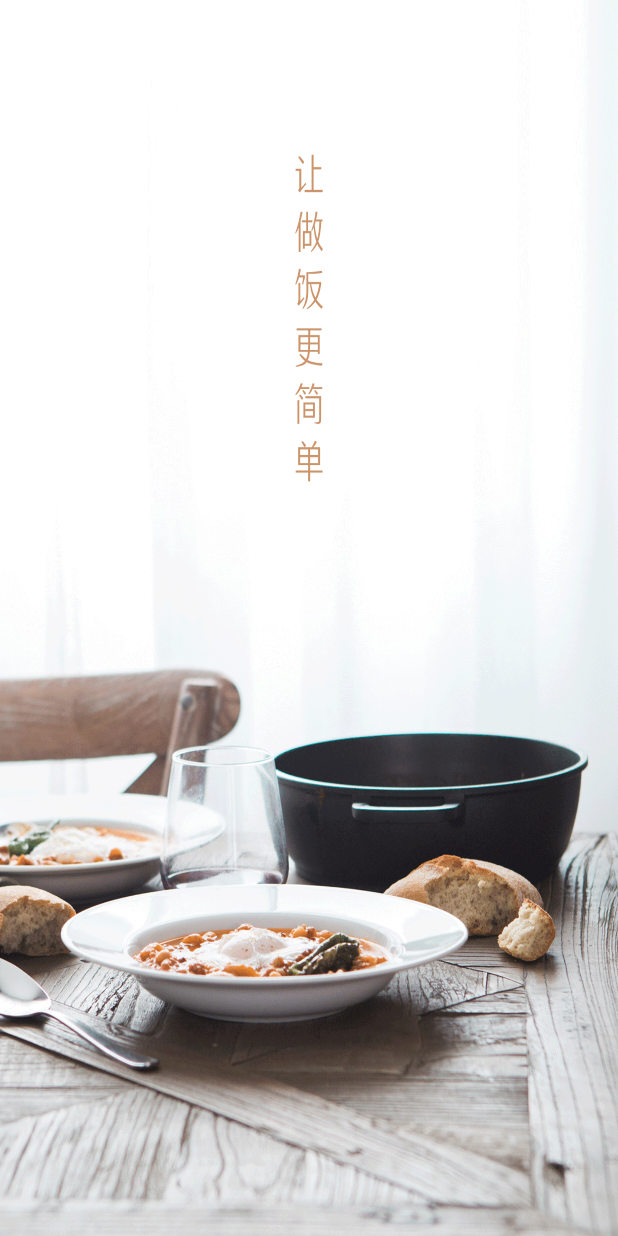
After one commit to RSK16/MyCooking, an Android app: the layout activity_splash.xml on its own in the app's theme, with its tools: preview values and no code run, on a phone screen of 412 x 824 dp. The commit adds this screen. Run offline under Robolectric (Android 15) with nearby library versions, the phone set to English and light mode, and no system bars.

Commit message:
splash页面 、工具类：将assets目录下的json写到本地

```diff
--- a/app/src/main/java/com/example/mycooking/activity/MenuSortActivity.java
+++ b/app/src/main/java/com/example/mycooking/activity/MenuSortActivity.java
@@ -13,5 +13,6 @@ public class MenuSortActivity extends AppCompatActivity {
         setContentView(R.layout.activity_menu_sort);
 
 
+
     }
 }
--- a/app/src/main/java/com/example/mycooking/view/RefreshScLinearLayout.java
+++ b/app/src/main/java/com/example/mycooking/view/RefreshScLinearLayout.java
@@ -124,8 +124,7 @@ public class RefreshScLinearLayout extends LinearLayout {
         Log.i(TAG,indicator_suggestmeal.toString());
 
 
-
-        //菜谱分类
+        //菜谱分类页面
         bt_suggestpage_sort.setOnClickListener(new OnClickListener() {
             @Override
             public void onClick(View v) {
@@ -133,8 +132,8 @@ public class RefreshScLinearLayout extends LinearLayout {
                 context.startActivity(intent);
             }
         });
-        //排行榜
 
+        //排行榜页面
         Log.i(TAG, bt_suggestpage_rank.toString());
         bt_suggestpage_rank.setOnClickListener(new OnClickListener() {
             @Override
--- a/app/src/main/java/com/example/mycooking/view/SuggestViewpager.java
+++ b/app/src/main/java/com/example/mycooking/view/SuggestViewpager.java
@@ -30,6 +30,7 @@ public class SuggestViewpager extends ViewPager {
     @Override
     public boolean dispatchTouchEvent(MotionEvent ev) {
 
+        //解决ScrollView和Viewpager 滑动事件冲突
         switch (ev.getAction()){
             case MotionEvent.ACTION_DOWN:
 
--- /dev/null
+++ b/app/src/main/res/layout/activity_splash.xml
@@ -0,0 +1,9 @@
+<?xml version="1.0" encoding="utf-8"?>
+<RelativeLayout xmlns:android="http://schemas.android.com/apk/res/android"
+    xmlns:tools="http://schemas.android.com/tools"
+    android:layout_width="match_parent"
+    android:layout_height="match_parent"
+    android:background="@drawable/pic_welcome_1"
+    tools:context="com.example.mycooking.activity.SplashActivity">
+
+</RelativeLayout>
```
Also changed, not shown: app/src/main/AndroidManifest.xml (+6 -5 lines), app/src/main/java/com/example/mycooking/activity/SplashActivity.java (added, +35 -0 lines), app/src/main/java/com/example/mycooking/utils/CopyJsonUtils.java (added, +41 -0 lines), app/src/main/assets/category.json, app/src/main/res/drawable/pic_welcome_1.png (added), 5 other files.
